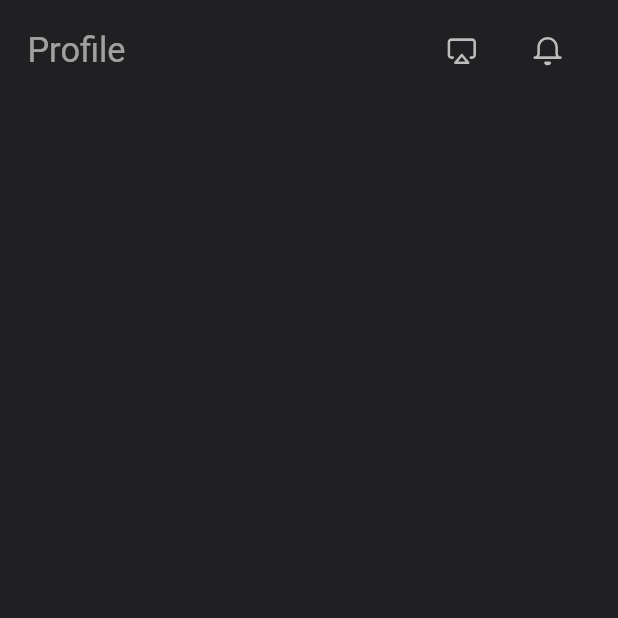
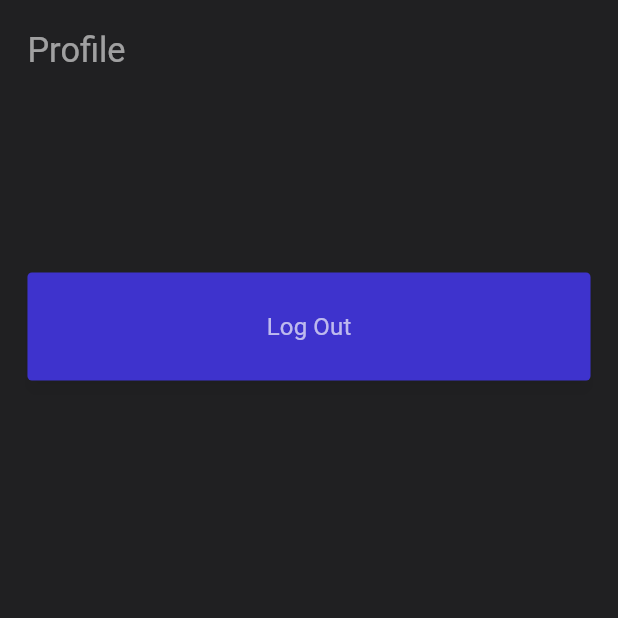
Before and after one commit to ljmarinscull/EdenTV, a Flutter app: the ProfilePage screen opened by its route, on a phone screen of 412 x 824 dp, the top half of it. Run offline on Flutter 3.47's test engine with Material 3 defaults, Android fonts, the phone set to English and light mode, and no system bars; our stand-ins replace cached_network_image, dartz, dio, firebase_auth, firebase_core, flutter_rating_bar and 4 more; accounts and stored records are empty; network calls fail.

Commit message:
Updating profile page

```diff
--- a/level2/eden_tv/lib/data/models/watchlist_model.dart
+++ b/level2/eden_tv/lib/data/models/watchlist_model.dart
@@ -2,6 +2,7 @@
 import 'package:hive/hive.dart';
 
 import 'movie_model.dart';
+
 part 'watchlist_model.g.dart';
 
 @HiveType(typeId: 1, adapterName: "WatchListAdapter")
--- a/level2/eden_tv/lib/presentation/pages/profile_page.dart
+++ b/level2/eden_tv/lib/presentation/pages/profile_page.dart
@@ -1,34 +1,116 @@
+import 'package:EdenTV/presentation/pages/login_screen.dart';
+import 'package:EdenTV/presentation/providers/auth_provider.dart';
 import 'package:flutter/material.dart';
+import 'package:flutter_riverpod/flutter_riverpod.dart';
 
-import '../../core/utils/image_constant.dart';
 import '../../core/utils/size_utils.dart';
+import '../../theme/custom_text_style.dart';
 import '../../theme/theme_helper.dart';
-import '../../widgets/app_bar/appbar_image.dart';
 import '../../widgets/app_bar/appbar_title.dart';
 import '../../widgets/app_bar/custom_app_bar.dart';
+import '../../widgets/custom_elevated_button.dart';
 
-class ProfilePage extends StatelessWidget {
+class ProfilePage extends ConsumerStatefulWidget {
   const ProfilePage({super.key});
 
   @override
+  ConsumerState<ProfilePage> createState() => _ProfilePageState();
+}
+
+class _ProfilePageState extends ConsumerState<ProfilePage> {
+  @override
   Widget build(BuildContext context) {
+    final username = ref.watch(authNotifierProvider)?.user?.email ?? "";
+
     return SafeArea(
         child: Scaffold(
-            backgroundColor: appTheme.gray90001,
-            appBar: CustomAppBar(
-                height: getVerticalSize(53),
-                title:
-                    AppbarTitle(text: "Profile", margin: getMargin(left: 16)),
-                actions: [
-                  AppbarImage(
-                      svgPath: ImageConstant.imgTrophy,
-                      margin:
-                          getMargin(left: 16, top: 16, right: 16, bottom: 16)),
-                  AppbarImage(
-                      svgPath: ImageConstant.imgLock,
-                      margin:
-                          getMargin(left: 16, top: 16, right: 32, bottom: 16))
+      backgroundColor: appTheme.gray90001,
+      appBar: CustomAppBar(
+        height: getVerticalSize(53),
+        title: AppbarTitle(text: "Profile", margin: getMargin(left: 16)),
+      ),
+      body: SizedBox(
+        width: mediaQueryData.size.width,
+        child: SingleChildScrollView(
+          padding: getPadding(
+            top: 1,
+          ),
+          child: Padding(
+            padding: getPadding(
+              bottom: 5,
+            ),
+            child: Column(
+              mainAxisAlignment: MainAxisAlignment.start,
+              crossAxisAlignment: CrossAxisAlignment.end,
+              children: [
+                Row(mainAxisAlignment: MainAxisAlignment.center, children: [
+                  Text(username, style: CustomTextStyles.headlineSmallBold)
                 ]),
-            body: Container()));
+                CustomElevatedButton(
+                  height: getVerticalSize(56),
+                  text: "Log Out",
+                  margin: getMargin(
+                    left: 16,
+                    top: 56,
+                    right: 16,
+                  ),
+                  onTap: () {
+                    _logoutConfirmation();
+                  },
+                ),
+              ],
+            ),
+          ),
+        ),
+      ),
+    ));
+  }
+
+  _logoutConfirmation() {
+    showDialog(
+        context: context,
+        builder: (context) => AlertDialog(
+              backgroundColor: appTheme.gray90001,
+              title: const Text(
+                "Are you sure you want logout?",
+                style: TextStyle(
+                  color: Colors.black,
+                  fontSize: 25.0,
+                  fontWeight: FontWeight.w500,
+                ),
+              ),
+              actions: <Widget>[
+                const SizedBox(width: 16),
+                InkWell(
+                  onTap: () => Navigator.of(context).pop(false),
+                  child: Container(
+                    padding: const EdgeInsets.all(8.0),
+                    child: Text("Cancel",
+                        style: CustomTextStyles.bodySmallOnPrimary),
+                  ),
+                ),
+                const SizedBox(width: 8.0),
+                InkWell(
+                  onTap: () {
+                    ref.read(authNotifierProvider.notifier).logOut();
+                    Navigator.pushAndRemoveUntil(
+                      context,
+                      MaterialPageRoute(
+                        builder: (BuildContext context) =>
+                            const LoginScreen(), // Destination
+                      ),
+                      (route) => false,
+                    );
+                  },
+                  child: Container(
+                    padding: const EdgeInsets.all(8.0),
+                    child: Text(
+                      "Yes, I want",
+                      style: CustomTextStyles.bodySmallOnPrimary,
+                    ),
+                  ),
+                ),
+              ],
+            ));
   }
 }
--- a/level2/eden_tv/lib/presentation/pages/watchlist_page.dart
+++ b/level2/eden_tv/lib/presentation/pages/watchlist_page.dart
@@ -1,5 +1,4 @@
 import 'package:EdenTV/core/app_export.dart';
-import 'package:EdenTV/domain/entities/movie.dart';
 import 'package:EdenTV/presentation/pages/widgets/list_item_land_widget.dart';
 import 'package:EdenTV/widgets/app_bar/custom_app_bar.dart';
 import 'package:flutter/material.dart';
@@ -21,7 +20,7 @@ class _WatchlistPageState extends ConsumerState<WatchlistPage> {
   @override
   void initState() {
     WidgetsBinding.instance.addPostFrameCallback((timeStamp) {
-      ref.read(userWatchlistNotifierProvider.notifier).loadMovieWatchList("lolo");
+      ref.read(userWatchlistNotifierProvider.notifier).loadMovieWatchList();
     });
     super.initState();
   }
@@ -55,8 +54,7 @@ class _WatchlistPageState extends ConsumerState<WatchlistPage> {
             : ListView.separated(
                 padding: getPadding(
                     left: 16,
-                    top: 32,
-                    right: 41,
+                    right: 16,
                     bottom: 1),
                 separatorBuilder: (context, index) {
                   return const Divider();
```
